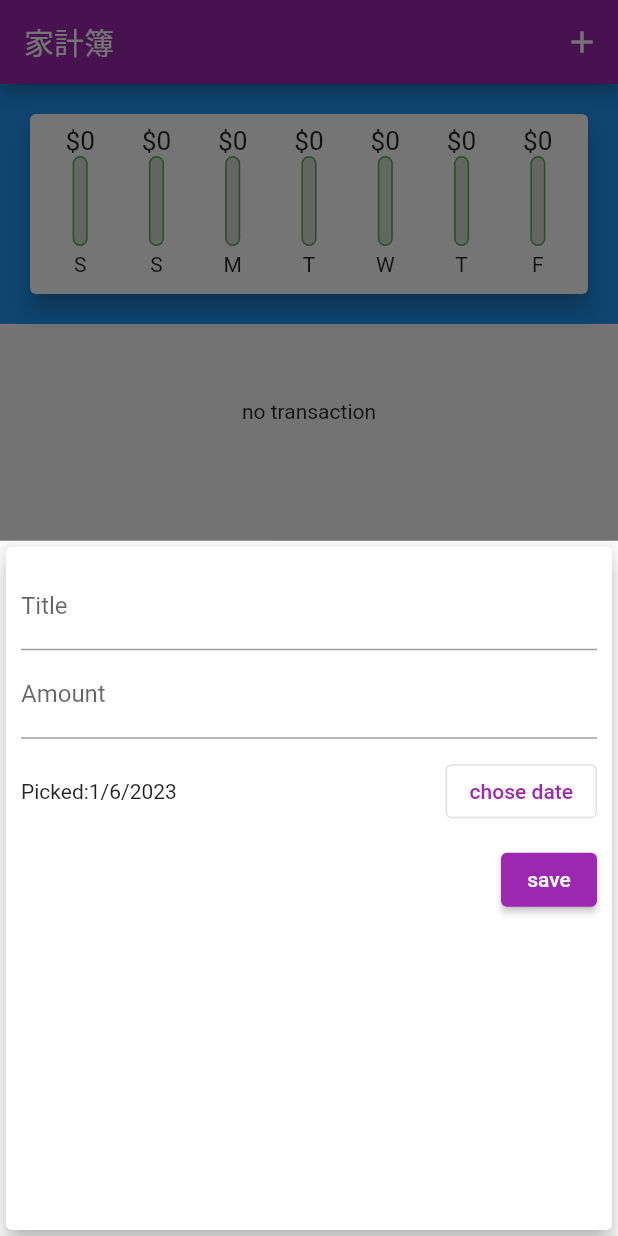
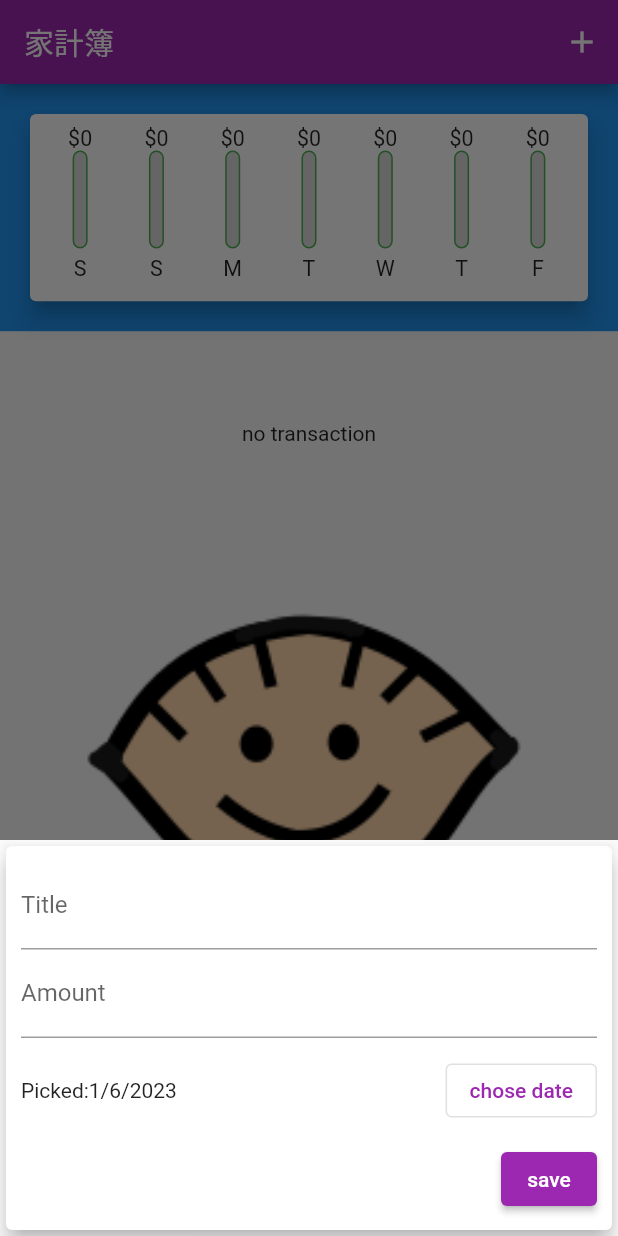
Before and after one commit to gyozano3/flutter_guide, a Flutter app: the screen it shows after launch, after a tap on the "add" icon, on a phone screen of 412 x 824 dp. Run offline on Flutter 3.47's test engine with Material 2 defaults, Android fonts, the phone set to English and light mode, and no system bars.

Commit message:
finish section 5

```diff
--- a/section3/lib/main.dart
+++ b/section3/lib/main.dart
@@ -1,4 +1,7 @@
+import 'dart:io';
+import 'package:flutter/cupertino.dart';
 import 'package:flutter/material.dart';
+import 'package:flutter/services.dart';
 import 'package:section3/widgets/chart.dart';
 import 'package:section3/widgets/new_transaction.dart';
 import 'package:section3/widgets/transaction_list.dart';
@@ -6,6 +9,10 @@ import 'package:section3/widgets/transaction_list.dart';
 import 'models/transaction.dart';
 
 void main() {
+  // LandScapeを許可しない設定
+  // WidgetsFlutterBinding.ensureInitialized();
+  // SystemChrome.setPreferredOrientations(
+  //     [DeviceOrientation.portraitUp, DeviceOrientation.portraitDown]);
   runApp(const MyApp());
 }
 
@@ -53,6 +60,8 @@ class _MyHomePageState extends State<MyHomePage> {
   }
 
   void _deleteTransaction(String id) {
+    print(MediaQuery.of(context).size.height);
+    print(MediaQuery.of(context).size.width);
     setState(() {
       _userTransctions.removeWhere((element) => element.id == id);
     });
@@ -66,36 +75,88 @@ class _MyHomePageState extends State<MyHomePage> {
         });
   }
 
+  bool _showChart = false;
+
   @override
   Widget build(BuildContext context) {
-    return Scaffold(
-      appBar: AppBar(
-        title: Text('家計簿'),
-        actions: [
-          IconButton(
-            onPressed: () => _startAddTransction(context),
-            icon: Icon(Icons.add),
-          )
-        ],
-      ),
-      body: Column(
-        mainAxisAlignment: MainAxisAlignment.start,
-        children: [
+    final isLand = MediaQuery.of(context).orientation == Orientation.landscape;
+
+    var pageBody = Column(
+      mainAxisAlignment: MainAxisAlignment.start,
+      children: [
+        if (isLand)
+          Row(
+            mainAxisAlignment: MainAxisAlignment.center,
+            children: [
+              Text('ShowChart'),
+              Switch.adaptive(
+                  value: _showChart,
+                  onChanged: (val) => setState(() {
+                        _showChart = val;
+                      })),
+            ],
+          ),
+        if (isLand)
+          _showChart
+              ? Container(
+                  color: Colors.blue,
+                  child: Chart(_userTransctions),
+                  width: double.infinity,
+                  height: MediaQuery.of(context).size.height * 0.6,
+                )
+              : Expanded(
+                  child:
+                      TransctionList(_recentTransactions, _deleteTransaction),
+                ),
+        if (!isLand)
           Container(
             color: Colors.blue,
             child: Chart(_userTransctions),
             width: double.infinity,
-            height: 160,
+            height: MediaQuery.of(context).size.height * 0.2,
           ),
+        if (!isLand)
           Expanded(
-              child: TransctionList(_recentTransactions, _deleteTransaction)),
-        ],
-      ),
-      floatingActionButtonLocation: FloatingActionButtonLocation.centerDocked,
-      floatingActionButton: FloatingActionButton(
-        child: Icon(Icons.add),
-        onPressed: () => _startAddTransction(context),
-      ),
+            child: TransctionList(_recentTransactions, _deleteTransaction),
+          ),
+      ],
     );
+    bool ios = false;
+
+    var appbar = ios
+        ? CupertinoNavigationBar(
+            middle: Text('ios app bar'),
+            trailing: Row(
+              mainAxisSize: MainAxisSize.min,
+              children: [
+                GestureDetector(
+                  child: Icon(CupertinoIcons.add),
+                  onTap: () => _startAddTransction(context),
+                )
+              ],
+            ))
+        : AppBar(
+            title: Text('家計簿'),
+            actions: [
+              IconButton(
+                onPressed: () => _startAddTransction(context),
+                icon: Icon(Icons.add),
+              )
+            ],
+          );
+    return ios
+        ? CupertinoPageScaffold(child: pageBody)
+        : Scaffold(
+            appBar: appbar as PreferredSizeWidget,
+            body: pageBody,
+            floatingActionButtonLocation:
+                FloatingActionButtonLocation.centerDocked,
+            floatingActionButton: Platform.isIOS
+                ? Container()
+                : FloatingActionButton(
+                    child: Icon(Icons.add),
+                    onPressed: () => _startAddTransction(context),
+                  ),
+          );
   }
 }
--- a/section3/lib/widgets/chart_bar.dart
+++ b/section3/lib/widgets/chart_bar.dart
@@ -8,16 +8,17 @@ class ChartBar extends StatelessWidget {
   ChartBar(this.label, this.amount, this.total);
   @override
   Widget build(BuildContext context) {
+    return LayoutBuilder(builder: (context, constraints) {
       return Column(
         children: [
           Container(
-          height: 20,
+            height: constraints.maxHeight * 0.15,
             child: FittedBox(
               child: Text('\$${amount.toStringAsFixed(0)}'),
             ),
           ),
           Container(
-          height: 60,
+            height: constraints.maxHeight * 0.6,
             width: 10,
             child: Stack(
               children: [
@@ -42,10 +43,13 @@ class ChartBar extends StatelessWidget {
             ),
           ),
           SizedBox(
-          height: 4,
+            height: constraints.maxHeight * 0.05,
           ),
-        Text(label),
+          Container(
+              height: constraints.maxHeight * 0.15,
+              child: FittedBox(child: Text(label))),
         ],
       );
+    });
   }
 }
--- a/section3/lib/widgets/new_transaction.dart
+++ b/section3/lib/widgets/new_transaction.dart
@@ -49,10 +49,15 @@ class _NewTransctionState extends State<NewTransction> {
 
   @override
   Widget build(BuildContext context) {
-    return Card(
+    return SingleChildScrollView(
+      child: Card(
         elevation: 6,
         child: Container(
-        padding: EdgeInsets.all(10),
+          padding: EdgeInsets.only(
+              top: 10,
+              right: 10,
+              left: 10,
+              bottom: MediaQuery.of(context).viewInsets.bottom + 10),
           child: Column(
             crossAxisAlignment: CrossAxisAlignment.end,
             children: [
@@ -93,6 +98,7 @@ class _NewTransctionState extends State<NewTransction> {
             ],
           ),
         ),
+      ),
     );
   }
 }
--- a/section3/lib/widgets/transaction_list.dart
+++ b/section3/lib/widgets/transaction_list.dart
@@ -11,24 +11,26 @@ class TransctionList extends StatelessWidget {
   Widget build(BuildContext context) {
     return Container(
       child: userTransctions.isEmpty
-          ? Column(
+          ? LayoutBuilder(builder: (ctx, constraints) {
+              return Column(
                 children: [
                   SizedBox(
-                  height: 50,
+                    height: constraints.maxHeight * 0.1,
                   ),
                   Text('no transaction'),
                   SizedBox(
-                  height: 50,
+                    height: constraints.maxHeight * 0.1,
                   ),
                   Container(
-                  height: 200,
+                    height: constraints.maxHeight * 0.5,
                     child: Image.asset(
                       'assets/images/1.png',
                       fit: BoxFit.cover,
                     ),
                   ),
                 ],
-            )
+              );
+            })
           : ListView.builder(
               itemBuilder: (ctx, index) {
                 return Card(
```
Lines whose indentation alone changed are shown as unchanged.
